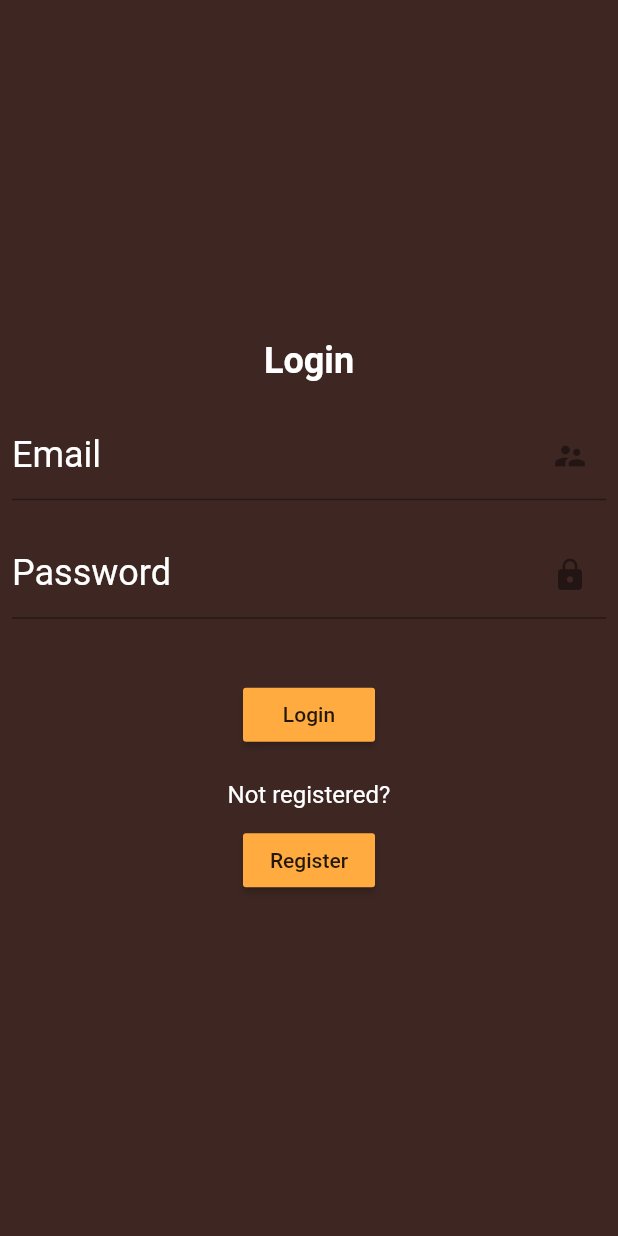
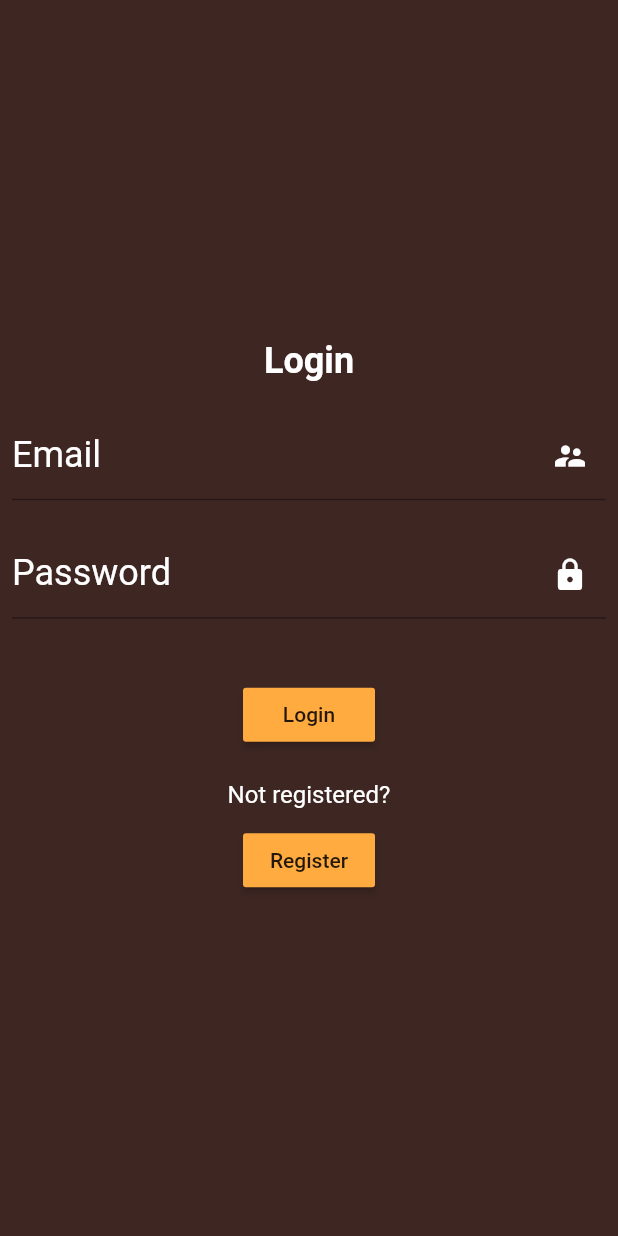
Before and after one commit to Scratchioi/booknbooks, a Flutter app: the screen it shows after launch, on a phone screen of 412 x 824 dp. Run offline on Flutter 3.47's test engine with Material 2 defaults, Android fonts, the phone set to English and light mode, and no system bars; our stand-ins replace sqflite; missing offline and left inert: epub_viewer, syncfusion_flutter_pdfviewer; accounts and stored records are empty.

Commit message:
connection with the sever tseted

```diff
--- a/lib/oauth.dart
+++ b/lib/oauth.dart
@@ -1,6 +1,8 @@
 import 'package:booknbooks/data.dart';
 import 'package:booknbooks/widgets.dart';
 import 'package:flutter/material.dart';
+
+import 'apicalls.dart';
 
 
 class authentication extends StatefulWidget {
@@ -13,9 +15,10 @@ class authentication extends StatefulWidget {
 class _authenticationState extends State<authentication> {
   bool registered = true;
   TextEditingController _mail = TextEditingController();
-  TextEditingController _name = TextEditingController();
+  // TextEditingController _name = TextEditingController();
   TextEditingController _pasword = TextEditingController();
-
+  TextEditingController _confirmpwd = TextEditingController();
+  ApiCalls call_to_server = ApiCalls();
   @override
   Widget build(BuildContext context) {
     return Scaffold(
@@ -34,30 +37,39 @@ class _authenticationState extends State<authentication> {
                    mainAxisAlignment: MainAxisAlignment.center,
                    children: [
                      textData(info: 'Login', toBold: true, size: 24),
-                     SizedBox(height: 20,),
+                     const SizedBox(height: 20,),
                      TextField(
+                       controller: _mail,
+
                        decoration: InputDecoration(
+
                          label: textData(info: 'Email', toBold: false, size: 24,),
                          hintText: 'Enter registered email address',
-                         suffixIcon: Icon(Icons.supervisor_account),
+                         suffixIcon: const Icon(Icons.supervisor_account, color: Colors.white,
+                         ),
                        ),
                      ),
-                     SizedBox(height: 20,),
+                     const SizedBox(height: 20,),
                      TextField(
+                       controller: _pasword,
                        decoration: InputDecoration(
                          label: textData(info:'Password', toBold: false,size:24,),
                          hintText: 'Enter password',
 
-                         suffixIcon: Icon(Icons.lock),
+                         suffixIcon: const Icon(Icons.lock, color: Colors.white),
                        ),
                      ),
-                     SizedBox(height: 40,),
+                     const SizedBox(height: 40,),
                      MaterialButton(onPressed: (){
-                       Navigator.pushReplacementNamed(context, '/home');
+                       call_to_server.login(_mail.text, _pasword.text);
+                       print('done');
+                       // call_to_server.exploreData();
+                       call_to_server.searchData('spiritual');
+                       // Navigator.pushReplacementNamed(context, '/home');
                      },child: Text('Login'),color: primaryColor,),
-                     SizedBox(height: 20,),
+                     const SizedBox(height: 20,),
                      textData(info: 'Not registered?', toBold: false, size: 16),
-                     SizedBox(height: 10,),
+                     const SizedBox(height: 10,),
                      MaterialButton(onPressed: (){
                        setState(() {
                          registered = false;
@@ -73,33 +85,48 @@ class _authenticationState extends State<authentication> {
                Visibility(visible: !registered,child: Column(
                  children: [
                    textData(info: 'Register', toBold: true, size: 24),
+                   // SizedBox(height: 20,),
+                   // TextField(
+                   //   decoration: InputDecoration(
+                   //     label: textData(info: 'Username', toBold: false, size: 24,),
+                   //     hintText: 'Enter username',
+                   //     suffixIcon: Icon(Icons.people),
+                   //   ),
+                   // ),
                    SizedBox(height: 20,),
                    TextField(
+                     controller: _mail,
                      decoration: InputDecoration(
-                       label: textData(info: 'Username', toBold: false, size: 24,),
-                       hintText: 'Enter username',
-                       suffixIcon: Icon(Icons.people),
-                     ),
-                   ),
-                   SizedBox(height: 20,),
-                   TextField(
-                     decoration: InputDecoration(
-                       label: textData(info: 'Email', toBold: false, size: 24,),
+                       label: textData(info: 'Email', toBold: false, size: 22,),
                        hintText: 'Enter email address',
                        suffixIcon: Icon(Icons.mail),
                      ),
                    ),
                    SizedBox(height: 20,),
                    TextField(
+                     controller: _pasword,
                      decoration: InputDecoration(
-                       label: textData(info:'Password', toBold: false,size:24,),
+                       label: textData(info:'Password', toBold: false,size:22,),
                        hintText: 'Create a password (min 8 characters)',
 
                        suffixIcon: Icon(Icons.lock),
                      ),
                    ),
+                   SizedBox(height: 20,),
+                   TextField(
+                     controller: _confirmpwd,
+                     decoration: InputDecoration(
+                       label: textData(info:'Confirm Password', toBold: false,size:22,),
+                       hintText: 'Re-enter your password',
+
+                       suffixIcon: Icon(Icons.lock),
+                     ),
+                   ),
                    SizedBox(height: 40,),
-                   MaterialButton(onPressed: (){},child: Text('Register'),color: primaryColor,),
+                   MaterialButton(onPressed: (){
+
+                     call_to_server.signup(_mail.text,_pasword.text,_confirmpwd.text);
+                   },child: Text('Register'),color: primaryColor,),
                    SizedBox(height: 20,),
                    textData(info: 'Already a user?', toBold: false, size: 16),
                    SizedBox(height: 10,),
--- a/pubspec.yaml
+++ b/pubspec.yaml
@@ -39,6 +39,7 @@ dependencies:
   flutter_pdfview: ^1.2.1
   fluttertoast:
   syncfusion_flutter_pdfviewer: ^19.3.47-beta
+  sqflite:
 
 
 
```
Also changed, not shown: lib/apicalls.dart (added, +55 -0 lines), lib/db.dart (added, +75 -0 lines), lib/detail.dart (+11 -5 lines), pubspec.lock.
